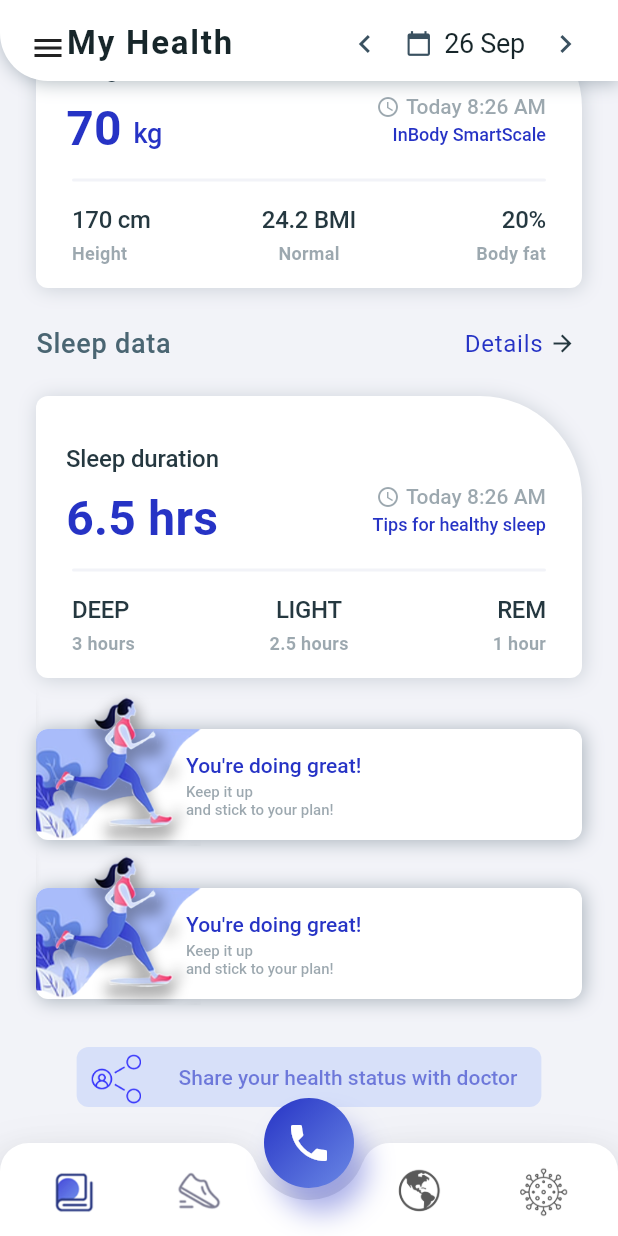
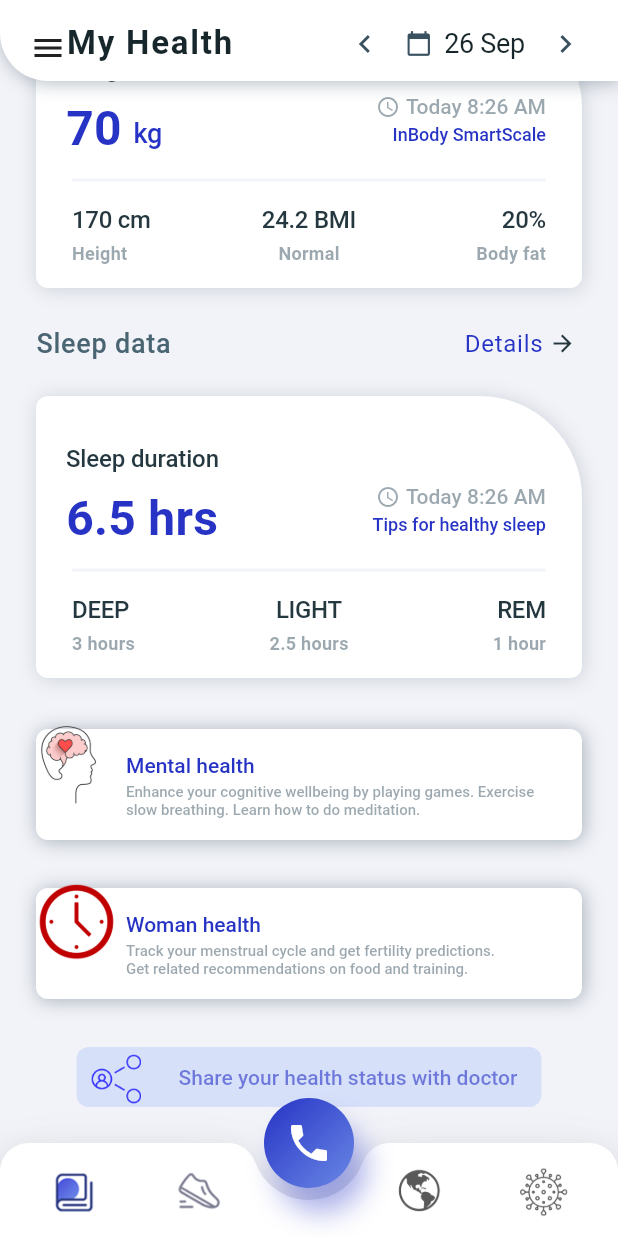
Before and after one commit to sysarcher/hack_zurich, a Flutter app: the screen it shows after launch, scrolled down 983 dp, on a phone screen of 412 x 824 dp. Run offline on Flutter 3.47's test engine with Material 2 defaults, Android fonts, the phone set to English and light mode, and no system bars; network calls fail.

Commit message:
changesaiko001

```diff
--- a/planet_health/lib/fitness_app/my_diary/my_diary_screen.dart
+++ b/planet_health/lib/fitness_app/my_diary/my_diary_screen.dart
@@ -135,7 +135,7 @@ class _MyDiaryScreenState extends State<MyDiaryScreen>
     // BMI
     listViews.add(
       TitleView(
-        titleTxt: 'BMI measurement',
+        titleTxt: 'BMI calculator',
         subTxt: 'Today',
         animation: Tween<double>(begin: 0.0, end: 1.0).animate(CurvedAnimation(
             parent: widget.animationController!,
--- a/planet_health/lib/fitness_app/training/training_screen.dart
+++ b/planet_health/lib/fitness_app/training/training_screen.dart
@@ -116,8 +116,8 @@ class _TrainingScreenState extends State<TrainingScreen>
 
     listViews.add(
       TitleView(
-        titleTxt: 'Area of focus',
-        subTxt: 'more',
+        titleTxt: 'Recommended sports',
+        subTxt: 'Schedule',
         animation: Tween<double>(begin: 0.0, end: 1.0).animate(CurvedAnimation(
             parent: widget.animationController!,
             curve:
--- a/planet_health/lib/fitness_app/ui_view/running_view_diary.dart
+++ b/planet_health/lib/fitness_app/ui_view/running_view_diary.dart
@@ -54,7 +54,7 @@ class RunningViewDiary1 extends StatelessWidget {
                                   child: AspectRatio(
                                     aspectRatio: 1.714,
                                     child: Image.asset(
-                                        "assets/fitness_app/back.png"),
+                                        "assets/fitness_app/invisible.png"),
                                   ),
                                 ),
                               ),
@@ -65,12 +65,12 @@ class RunningViewDiary1 extends StatelessWidget {
                                     children: <Widget>[
                                       Padding(
                                         padding: const EdgeInsets.only(
-                                          left: 100,
+                                          left: 60,
                                           right: 16,
                                           top: 16,
                                         ),
                                         child: Text(
-                                          "You're doing great!",
+                                          "Mental health",
                                           textAlign: TextAlign.left,
                                           style: TextStyle(
                                             fontFamily:
@@ -87,13 +87,13 @@ class RunningViewDiary1 extends StatelessWidget {
                                   ),
                                   Padding(
                                     padding: const EdgeInsets.only(
-                                      left: 100,
+                                      left: 60,
                                       bottom: 12,
                                       top: 4,
                                       right: 16,
                                     ),
                                     child: Text(
-                                      "Keep it up\nand stick to your plan!",
+                                      "Enhance your cognitive wellbeing by playing games. Exercise slow breathing. Learn how to do meditation.",
                                       textAlign: TextAlign.left,
                                       style: TextStyle(
                                         fontFamily: FitnessAppTheme.fontName,
@@ -117,7 +117,7 @@ class RunningViewDiary1 extends StatelessWidget {
                         child: SizedBox(
                           width: 110,
                           height: 110,
-                          child: Image.asset("assets/fitness_app/runner.png"),
+                          child: Image.asset("assets/fitness_app/mental.png"),
                         ),
                       )
                     ],
@@ -185,7 +185,7 @@ class RunningViewDiary2 extends StatelessWidget {
                                   child: AspectRatio(
                                     aspectRatio: 1.714,
                                     child: Image.asset(
-                                        "assets/fitness_app/back.png"),
+                                        "assets/fitness_app/invisible.png"),
                                   ),
                                 ),
                               ),
@@ -196,12 +196,12 @@ class RunningViewDiary2 extends StatelessWidget {
                                     children: <Widget>[
                                       Padding(
                                         padding: const EdgeInsets.only(
-                                          left: 100,
+                                          left: 60,
                                           right: 16,
                                           top: 16,
                                         ),
                                         child: Text(
-                                          "You're doing great!",
+                                          "Woman health",
                                           textAlign: TextAlign.left,
                                           style: TextStyle(
                                             fontFamily:
@@ -218,13 +218,13 @@ class RunningViewDiary2 extends StatelessWidget {
                                   ),
                                   Padding(
                                     padding: const EdgeInsets.only(
-                                      left: 100,
+                                      left: 60,
                                       bottom: 12,
                                       top: 4,
                                       right: 16,
                                     ),
                                     child: Text(
-                                      "Keep it up\nand stick to your plan!",
+                                      "Track your menstrual cycle and get fertility predictions.\nGet related recommendations on food and training.",
                                       textAlign: TextAlign.left,
                                       style: TextStyle(
                                         fontFamily: FitnessAppTheme.fontName,
@@ -248,7 +248,7 @@ class RunningViewDiary2 extends StatelessWidget {
                         child: SizedBox(
                           width: 110,
                           height: 110,
-                          child: Image.asset("assets/fitness_app/runner.png"),
+                          child: Image.asset("assets/fitness_app/redcycle.png"),
                         ),
                       )
                     ],
--- a/planet_health/lib/fitness_app/ui_view/training_list_view.dart
+++ b/planet_health/lib/fitness_app/ui_view/training_list_view.dart
@@ -17,10 +17,10 @@ class _TrainingListViewState extends State<TrainingListView>
     with TickerProviderStateMixin {
   AnimationController? animationController;
   List<String> areaListData = <String>[
-    'assets/fitness_app/area1.png',
-    'assets/fitness_app/area2.png',
+    'assets/fitness_app/boxing.png',
+    'assets/fitness_app/cycling.png',
     'assets/fitness_app/area3.png',
-    'assets/fitness_app/meditation.png',
+    'assets/fitness_app/othersport.png',
   ];
 
   @override
--- a/planet_health/lib/fitness_app/ui_view/workout_view.dart
+++ b/planet_health/lib/fitness_app/ui_view/workout_view.dart
@@ -60,7 +60,7 @@ class WorkoutView extends StatelessWidget {
                       Padding(
                         padding: const EdgeInsets.only(top: 8.0),
                         child: const Text(
-                          'Legs Toning and\nGlutes Workout at Home',
+                          'Boost your workouts\nwith the energy of world-class trainers and experts. Go to demo videos and start exercising the right way. ',
                           textAlign: TextAlign.left,
                           style: TextStyle(
                             fontFamily: FitnessAppTheme.fontName,
```
Also changed, not shown: planet_health/lib/fitness_app/fitness_app_home_screen.dart (+4 -3 lines), planet_health/lib/fitness_app/ui_view/training_measurement_card.dart (+14 -14 lines), planet_health/assets/fitness_app/boxing.png (added), planet_health/assets/fitness_app/cycling.png (added), planet_health/assets/fitness_app/invisible.png (added), planet_health/assets/fitness_app/othersport.png (added).
